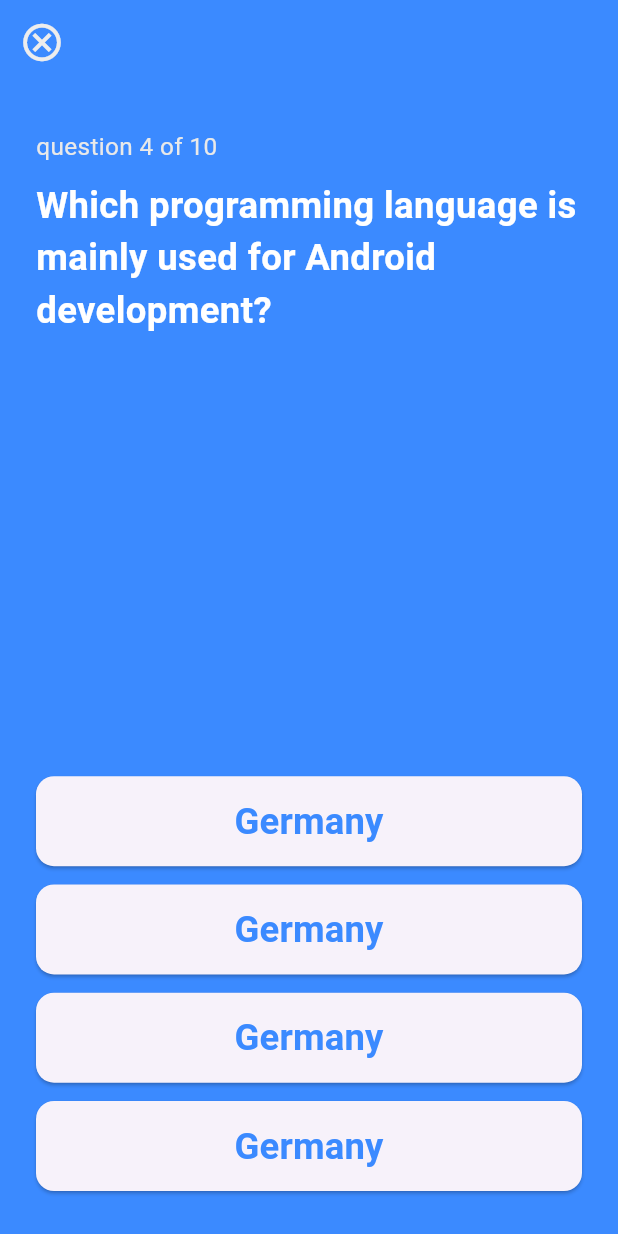
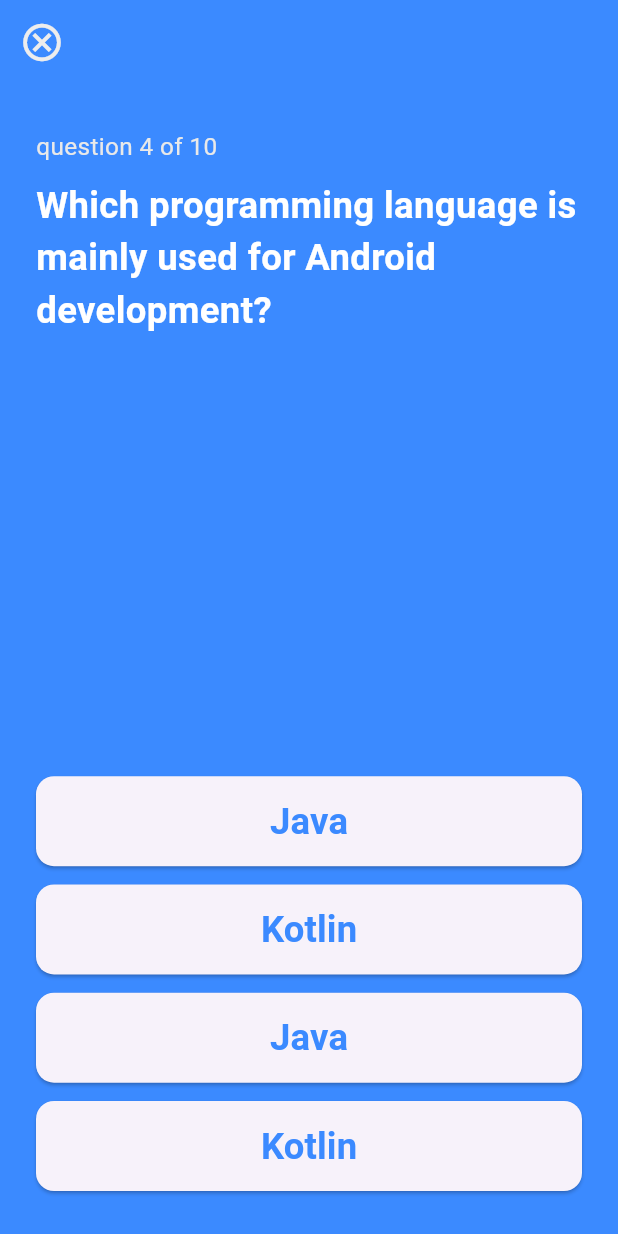
Before and after one commit to tasneem-gamal/Quizly-, a Flutter app: the QuizView screen opened by its route, on a phone screen of 412 x 824 dp. Run offline on Flutter 3.47's test engine with Material 3 defaults, Android fonts, the phone set to English and light mode, and no system bars; our stand-ins replace firebase_core, flutter_screenutil; accounts and stored records are empty.

```diff
--- a/lib/features/home/ui/widgets/question_options_list_view.dart
+++ b/lib/features/home/ui/widgets/question_options_list_view.dart
@@ -9,14 +9,33 @@ class QuestionOptionsListView extends StatelessWidget {
 
   @override
   Widget build(BuildContext context) {
+      final List<Map<String, dynamic>> packages = [
+    {
+      'text': 'Java',
+      'onPressed': (){},
+    },
+    {
+      'text': 'Kotlin',
+      'onPressed': (){},
+    },
+    {
+      'text': 'Java',
+      'onPressed': (){},
+    },
+    {
+      'text': 'Kotlin',
+      'onPressed': (){},
+    },
+  ];
+
     return ListView.separated(
         shrinkWrap: true,
         physics: const NeverScrollableScrollPhysics(),
         itemBuilder: (context, index) => CustomAnswerButton(
-              text: 'Germany',
-              onPressed: () {},
+              text: packages[index]['text'],
+              onPressed: packages[index]['onPressed'],
             ),
         separatorBuilder: (context, index) => verticalSpace(12),
-        itemCount: 4);
+        itemCount: packages.length);
   }
 }
```
